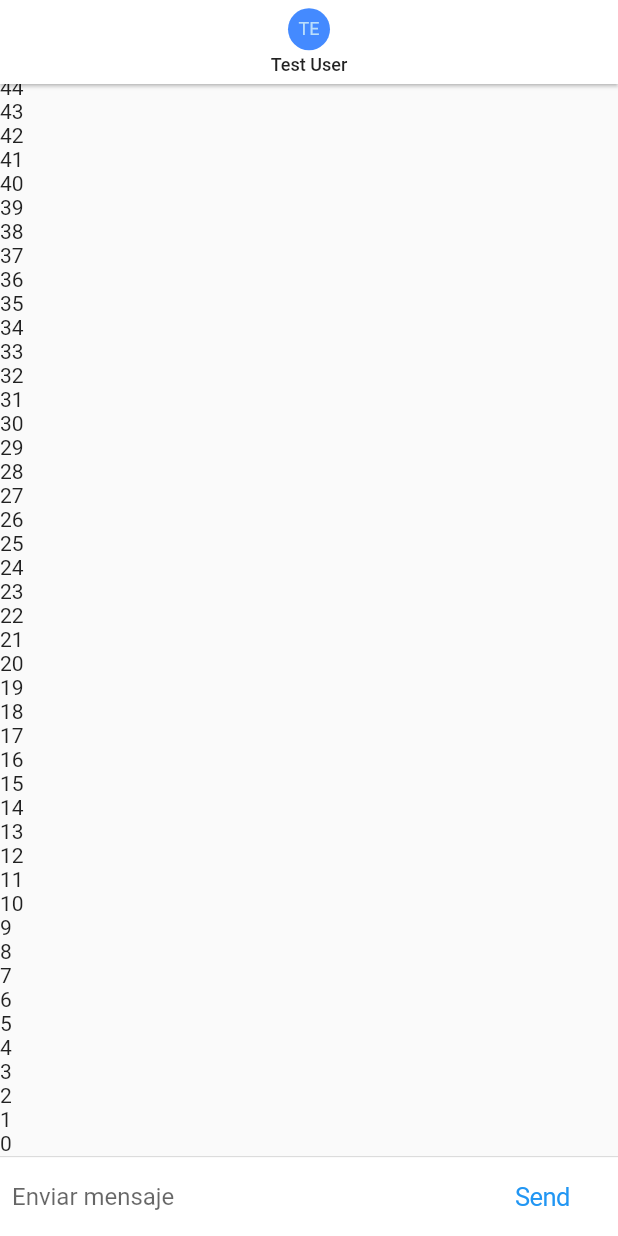
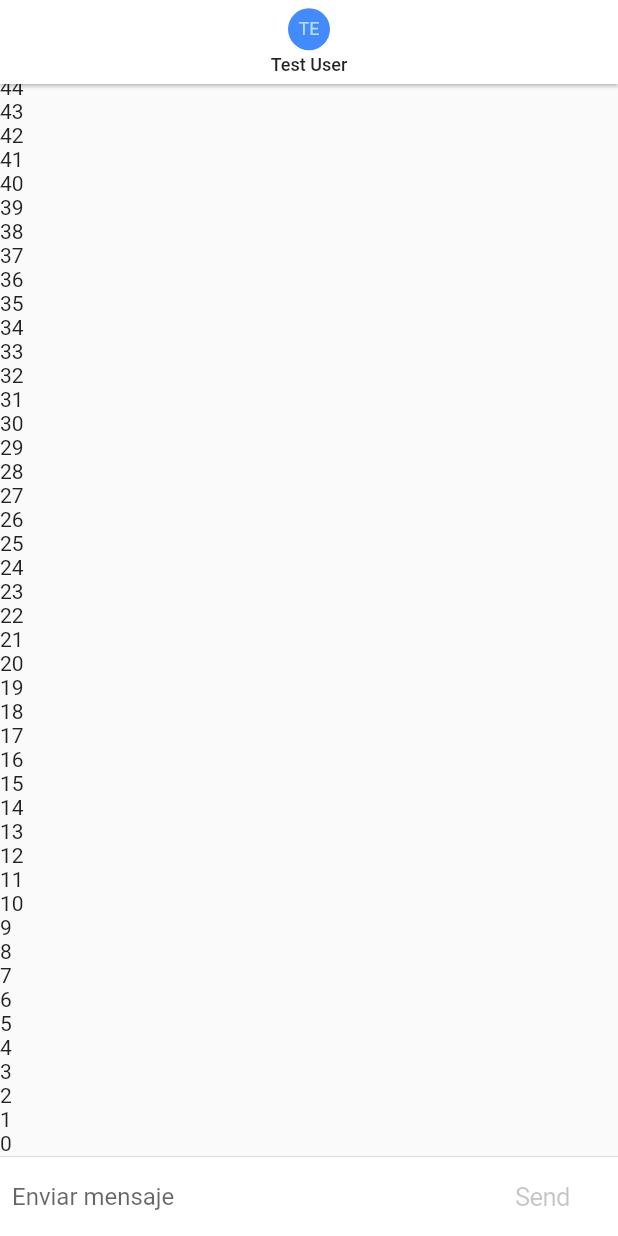
Before and after one commit to cesaroer/FlutterAvanzado, a Flutter app: the screen it shows after launch, on a phone screen of 412 x 824 dp. Run offline on Flutter 3.47's test engine with Material 2 defaults, Android fonts, the phone set to English and light mode, and no system bars; our stand-ins replace pie_chart, pull_to_refresh, socket_io_client.

```diff
--- a/02-chat_app/lib/pages/chat_page.dart
+++ b/02-chat_app/lib/pages/chat_page.dart
@@ -11,6 +11,7 @@ class ChatPage extends StatefulWidget {
 class _ChatPageState extends State<ChatPage> {
   final _textController = TextEditingController();
   final _focusNode = FocusNode();
+  bool _isWriting = false;
 
   @override
   Widget build(BuildContext context) {
@@ -70,21 +71,40 @@ class _ChatPageState extends State<ChatPage> {
               child: TextField(
                 controller: _textController,
                 onSubmitted: _handleSubmit,
-                onChanged: (text) {},
+                onChanged: (text) {
+                  setState(() {
+                    if (text.trim().length > 0) {
+                      _isWriting = true;
+                    } else {
+                      _isWriting = false;
+                    }
+                  });
+                },
                 decoration:
-                    InputDecoration.collapsed(hintText: "Enviar mensaje"),
+                    const InputDecoration.collapsed(hintText: "Enviar mensaje"),
                 focusNode: _focusNode,
               ),
             ),
             Container(
               margin: const EdgeInsets.symmetric(horizontal: 4.0),
               child: !Platform.isIOS
-                  ? CupertinoButton(child: Text("Send"), onPressed: () {})
+                  ? CupertinoButton(
+                      onPressed: _isWriting
+                          ? () => _handleSubmit(_textController.text.trim())
+                          : null,
+                      child: const Text("Send"),
+                    )
                   : Container(
                       margin: const EdgeInsets.symmetric(horizontal: 4.0),
-                      child: IconButton(
-                        onPressed: () {},
-                        icon: Icon(Icons.send, color: Colors.blue),
+                      child: IconTheme(
+                        data: const IconThemeData(color: Colors.blue),
+                        child: IconButton(
+                          highlightColor: Colors.transparent,
+                          onPressed: _isWriting
+                              ? () => _handleSubmit(_textController.text.trim())
+                              : null,
+                          icon: const Icon(Icons.send),
+                        ),
                       ),
                     ),
             )
@@ -95,8 +115,10 @@ class _ChatPageState extends State<ChatPage> {
   }
 
   _handleSubmit(String text) {
-    print(text);
     _textController.clear();
     _focusNode.requestFocus();
+    setState(() {
+      _isWriting = false;
+    });
   }
 }
```
